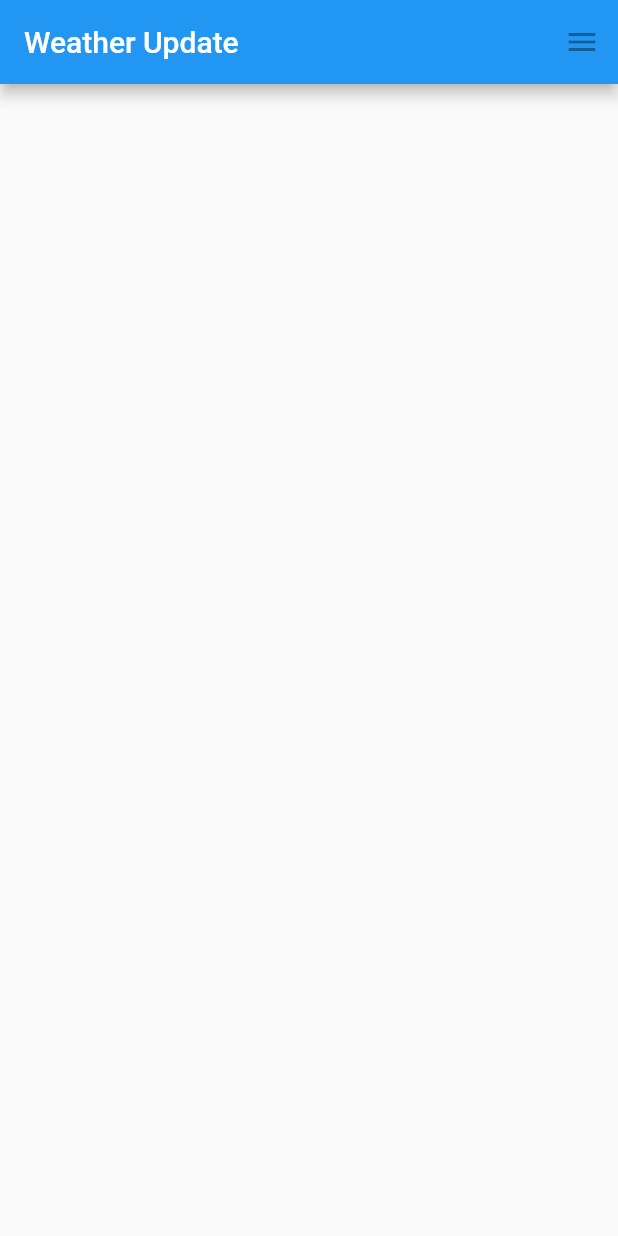
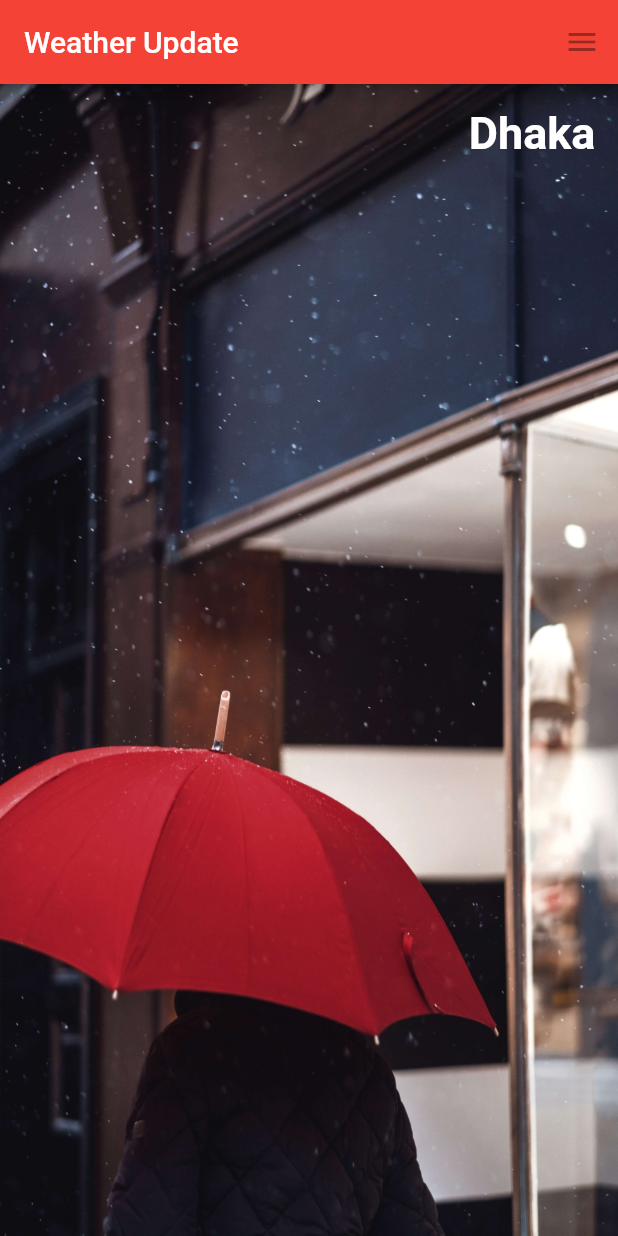
Before and after one commit to robin3317/Flutter_Weather_App, a Flutter app: the screen it shows after launch, on a phone screen of 412 x 824 dp. Run offline on Flutter 3.47's test engine with Material 2 defaults, Android fonts, the phone set to English and light mode, and no system bars.

Commit message:
add image background and home is well designed

```diff
--- a/lib/ui/weather.dart
+++ b/lib/ui/weather.dart
@@ -9,8 +9,10 @@ class _WeatherUpdateState extends State<WeatherUpdate> {
   @override
   Widget build(BuildContext context) {
     return new Scaffold(
+
       appBar: new AppBar(
         title: new Text("Weather Update"),
+        backgroundColor: Colors.red,
         actions: <Widget>[
           new IconButton(
             icon: new Icon(Icons.menu),
@@ -18,6 +20,34 @@ class _WeatherUpdateState extends State<WeatherUpdate> {
           )
         ],
       ),
+
+      body: new Stack(
+        children: <Widget>[
+          new Center(
+            child: new Image.asset(
+              'images/image3.jpg',
+              fit: BoxFit.fill,
+              width: double.infinity,
+              height: double.infinity,
+            ),
+          ),
+          new Container(
+            alignment: Alignment.topRight,
+            margin: const EdgeInsets.fromLTRB(0.0, 15.0, 15.0, 0.0),
+            child: new Text("Dhaka", style: cityStyle(),),
+          )
+        ],
+      )
+
     );
   }
 }
+
+//text style
+TextStyle cityStyle() {
+  return new TextStyle(
+    color: Colors.white,
+    fontSize: 30.0,
+    fontWeight: FontWeight.bold
+  );
+}
--- a/pubspec.yaml
+++ b/pubspec.yaml
@@ -29,6 +29,8 @@ flutter:
   # assets:
   #  - images/a_dot_burr.jpeg
   #  - images/a_dot_ham.jpeg
+  assets:
+    - images/image3.jpg
 
   # An image asset can refer to one or more resolution-specific "variants", see
   # https://flutter.io/assets-and-images/#resolution-aware.
```
Also changed, not shown: images/image3.jpg (added).
